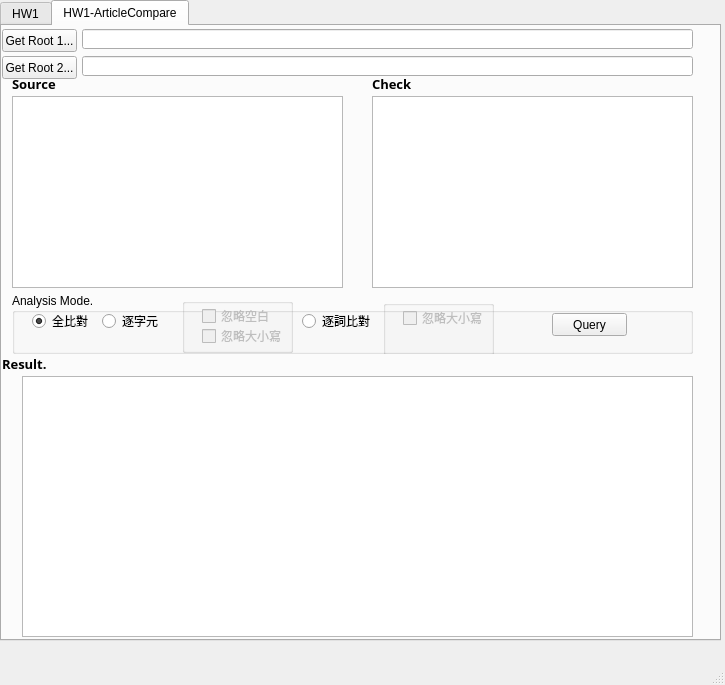
noname30081/NCKU_BioIR, file gui/SearchQt.ui: the form before one commit.
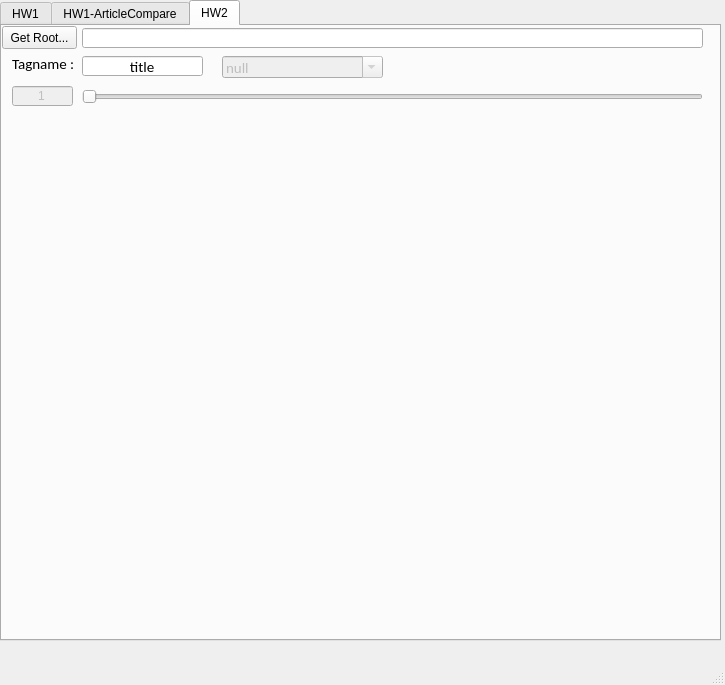
The form after the commit.

```diff
--- a/gui/SearchQt.ui
+++ b/gui/SearchQt.ui
@@ -24,7 +24,7 @@
      </rect>
     </property>
     <property name="currentIndex">
-     <number>1</number>
+     <number>2</number>
     </property>
     <widget class="QWidget" name="tab_hw1">
      <attribute name="title">
@@ -563,6 +563,152 @@
       </widget>
      </widget>
     </widget>
+    <widget class="QWidget" name="tab">
+     <attribute name="title">
+      <string>HW2</string>
+     </attribute>
+     <widget class="QPushButton" name="btn_HW2_Root">
+      <property name="geometry">
+       <rect>
+        <x>0</x>
+        <y>0</y>
+        <width>75</width>
+        <height>23</height>
+       </rect>
+      </property>
+      <property name="text">
+       <string>Get Root...</string>
+      </property>
+     </widget>
+     <widget class="QSlider" name="HS_IDX_TotalNum">
+      <property name="enabled">
+       <bool>false</bool>
+      </property>
+      <property name="geometry">
+       <rect>
+        <x>80</x>
+        <y>60</y>
+        <width>621</width>
+        <height>22</height>
+       </rect>
+      </property>
+      <property name="minimum">
+       <number>1</number>
+      </property>
+      <property name="maximum">
+       <number>2048</number>
+      </property>
+      <property name="value">
+       <number>1</number>
+      </property>
+      <property name="orientation">
+       <enum>Qt::Horizontal</enum>
+      </property>
+     </widget>
+     <widget class="QLineEdit" name="lineEdit">
+      <property name="enabled">
+       <bool>false</bool>
+      </property>
+      <property name="geometry">
+       <rect>
+        <x>10</x>
+        <y>60</y>
+        <width>61</width>
+        <height>20</height>
+       </rect>
+      </property>
+      <property name="text">
+       <string>1</string>
+      </property>
+      <property name="alignment">
+       <set>Qt::AlignCenter</set>
+      </property>
+     </widget>
+     <widget class="QLineEdit" name="txt_IDX_Root">
+      <property name="geometry">
+       <rect>
+        <x>80</x>
+        <y>2</y>
+        <width>621</width>
+        <height>20</height>
+       </rect>
+      </property>
+     </widget>
+     <widget class="QLabel" name="label_8">
+      <property name="geometry">
+       <rect>
+        <x>10</x>
+        <y>30</y>
+        <width>71</width>
+        <height>16</height>
+       </rect>
+      </property>
+      <property name="font">
+       <font>
+        <family>Calibri</family>
+        <pointsize>11</pointsize>
+       </font>
+      </property>
+      <property name="text">
+       <string>Tagname :</string>
+      </property>
+     </widget>
+     <widget class="QLineEdit" name="txt_IDX_tagname">
+      <property name="geometry">
+       <rect>
+        <x>80</x>
+        <y>30</y>
+        <width>121</width>
+        <height>20</height>
+       </rect>
+      </property>
+      <property name="font">
+       <font>
+        <family>Calibri</family>
+        <pointsize>11</pointsize>
+       </font>
+      </property>
+      <property name="text">
+       <string>title</string>
+      </property>
+      <property name="alignment">
+       <set>Qt::AlignCenter</set>
+      </property>
+     </widget>
+     <widget class="QComboBox" name="cb_IDX_tagname">
+      <property name="enabled">
+       <bool>false</bool>
+      </property>
+      <property name="geometry">
+       <rect>
+        <x>220</x>
+        <y>30</y>
+        <width>161</width>
+        <height>22</height>
+       </rect>
+      </property>
+      <property name="font">
+       <font>
+        <family>Calibri</family>
+        <pointsize>11</pointsize>
+       </font>
+      </property>
+      <property name="editable">
+       <bool>true</bool>
+      </property>
+      <property name="currentText">
+       <string>null</string>
+      </property>
+      <property name="currentIndex">
+       <number>0</number>
+      </property>
+      <item>
+       <property name="text">
+        <string>null</string>
+       </property>
+      </item>
+     </widget>
+    </widget>
    </widget>
   </widget>
   <widget class="QMenuBar" name="menubar">
```
